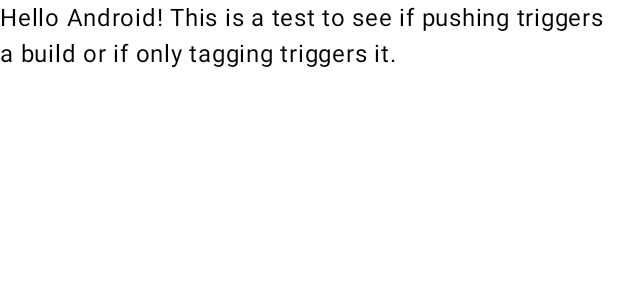
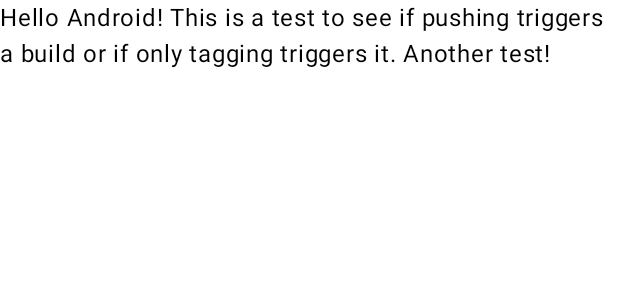
Before and after one commit to simonemike95/android-github-actions-test, an Android app built with Jetpack Compose: the @Preview function GreetingPreview, on a phone screen of 412 x 824 dp. Shown: the top 300 px of the screen. Run offline under Robolectric (Android 15) with nearby library versions, the phone set to English and light mode, and no system bars.

```diff
--- a/app/src/main/java/com/example/actiontestapp/MainActivity.kt
+++ b/app/src/main/java/com/example/actiontestapp/MainActivity.kt
@@ -32,7 +32,7 @@ class MainActivity : ComponentActivity() {
 @Composable
 fun Greeting(name: String, modifier: Modifier = Modifier) {
     Text(
-        text = "Hello $name! This is a test to see if pushing triggers a build or if only tagging triggers it.",
+        text = "Hello $name! This is a test to see if pushing triggers a build or if only tagging triggers it. Another test!",
         modifier = modifier
     )
 }
```
